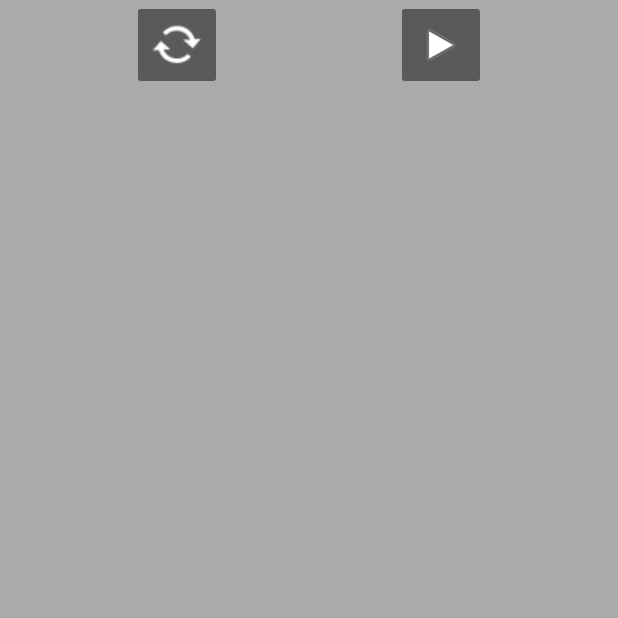
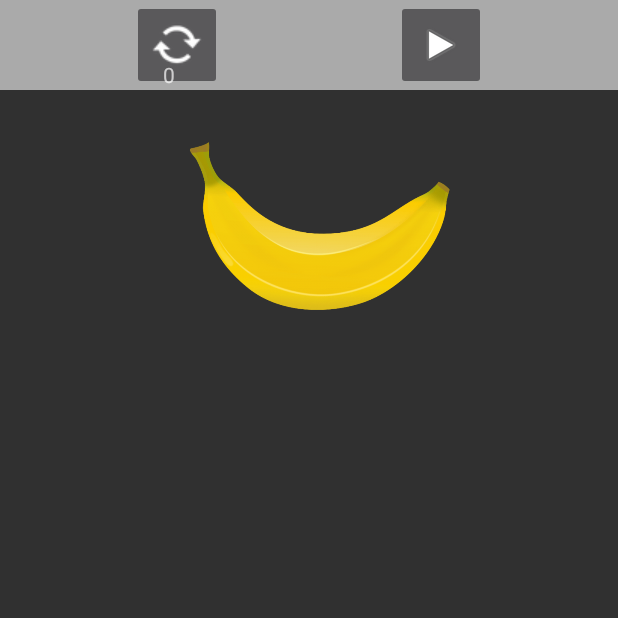
Before and after one commit to boraaltinok/30DayBelly, an Android app: the SelectedDaysProgram screen opened directly, with no data from a screen before it, on a phone screen of 412 x 824 dp, the top half of it. Run offline under Robolectric (Android 15) with nearby library versions, the phone set to English and light mode, and no system bars; 5 statements that could not run were skipped.

Commit message:
bora / exercise countdowns **fixed bug : counter seperation **added : transparent countdowns **added : countdown pause / start

```diff
--- a/app/src/main/java/com/example/a30daybellytransformation/Day.java
+++ b/app/src/main/java/com/example/a30daybellytransformation/Day.java
@@ -12,6 +12,7 @@ public class Day {
     int day_of_month;
     int default_volume;
     int selected_exercise_volume;
+    boolean dayDone;
 
 
     String[] tier1 = {"jump squats", "squats", "vertical jumps", "mountain climbers", "burpees" };
@@ -23,7 +24,6 @@ public class Day {
     //array to store tier1 exercises images or animations in order EX: {R.drawable.img_jumpSquats, R.drawable.img_squats ...}
 
     ArrayList<Exercise> exerciseProgramList = new ArrayList<Exercise>();
-
 
     @RequiresApi(api = Build.VERSION_CODES.KITKAT)
     public Day(int day_of_month, int default_volume) {
@@ -37,6 +37,7 @@ public class Day {
         this.default_volume = default_volume;
         calculateTotalVolume(day_of_month); // calculates todays volume depending on day_of_month
         createProgram(tiers);
+        dayDone = false;
 
 
 
--- a/app/src/main/java/com/example/a30daybellytransformation/MainActivity.java
+++ b/app/src/main/java/com/example/a30daybellytransformation/MainActivity.java
@@ -8,6 +8,8 @@ import android.content.SharedPreferences;
 import android.os.Build;
 import android.os.Bundle;
 import android.view.View;
+import android.view.animation.Animation;
+import android.view.animation.AnimationUtils;
 import android.widget.Button;
 import android.widget.EditText;
 import android.widget.TextView;
@@ -40,6 +42,9 @@ public class MainActivity extends AppCompatActivity {
         et_programView = (TextView) findViewById(R.id.et_programView);
         btn_nextPage = (Button)findViewById(R.id.btn_nextPage);
 
+        Animation animation = AnimationUtils.loadAnimation(getApplicationContext(), R.anim.fade_in);
+        et_name.setAnimation(animation);
+        et_fitnessLevel.setAnimation(animation);
         loadData();
         showProgram();
 
--- a/app/src/main/java/com/example/a30daybellytransformation/User.java
+++ b/app/src/main/java/com/example/a30daybellytransformation/User.java
@@ -15,6 +15,7 @@ public class User {
     int fitness_level; // 1 = low 2 = average 3 = high
     ArrayList<Day> month = new ArrayList<Day>();
     int default_volume;
+    int shuffles;
 
     public User()
     {
@@ -27,10 +28,11 @@ public class User {
         // TODO Auto-generated constructor stub
         this.name = name;
         this.fitness_level = fitness_level;
+        shuffles = 2;
 
         if(fitness_level == 1)
         {
-            default_volume = 200;
+            default_volume = 100;
             for(int i = 1; i < 31; i++)
             {
                 Day day = new Day(i, default_volume);
@@ -66,6 +68,15 @@ public class User {
         }
     }
 
+    public int getShuffles()
+    {
+        return shuffles;
+    }
+
+    public void setShuffles(int shuf)
+    {
+        shuffles = shuf;
+    }
     public String getName()
     {
         return this.name;
--- a/app/src/main/java/com/example/a30daybellytransformation/program_main.java
+++ b/app/src/main/java/com/example/a30daybellytransformation/program_main.java
@@ -6,6 +6,8 @@ import androidx.recyclerview.widget.RecyclerView;
 
 import android.content.SharedPreferences;
 import android.os.Bundle;
+import android.view.animation.Animation;
+import android.view.animation.AnimationUtils;
 import android.widget.Toast;
 
 import com.google.gson.Gson;
@@ -31,6 +33,9 @@ public class program_main extends AppCompatActivity {
         myAdapter = new MyAdapter(this, user);
         recyclerView.setAdapter(myAdapter);
         recyclerView.setLayoutManager(new LinearLayoutManager(this));
+
+        Animation animation = AnimationUtils.loadAnimation(getApplicationContext(), R.anim.fade_in);
+        recyclerView.setAnimation(animation);
 
     }
 
--- /dev/null
+++ b/app/src/main/res/anim/fade_in.xml
@@ -0,0 +1,10 @@
+<?xml version="1.0" encoding="utf-8"?>
+<set xmlns:android="http://schemas.android.com/apk/res/android"
+    android:interpolator = "@android:anim/accelerate_interpolator"
+    android:duration="2000">
+
+    <alpha
+        android:fromAlpha="0.0"
+        android:toAlpha="1.0"/>
+
+</set>
--- a/app/src/main/res/layout/activity_selected_days_program.xml
+++ b/app/src/main/res/layout/activity_selected_days_program.xml
@@ -4,40 +4,39 @@
     xmlns:tools="http://schemas.android.com/tools"
     android:layout_width="match_parent"
     android:layout_height="match_parent"
-    tools:context=".SelectedDaysProgram"
-    >
+    tools:context=".SelectedDaysProgram">
 
     <androidx.recyclerview.widget.RecyclerView
         android:id="@+id/exercise_recycler_view"
-        android:layout_width="match_parent"
-        android:layout_height="0dp"
+        android:layout_width="0dp"
+        android:layout_height="566dp"
         android:background="@android:color/darker_gray"
         app:layout_constraintBottom_toBottomOf="parent"
-        app:layout_constraintLeft_toLeftOf="parent"
-        app:layout_constraintRight_toRightOf="parent"
-        app:layout_constraintTop_toBottomOf="@id/constraintLayoutForButtons" />
+        app:layout_constraintEnd_toEndOf="parent"
+        app:layout_constraintStart_toStartOf="parent" />
 
     <androidx.constraintlayout.widget.ConstraintLayout
         android:id="@+id/constraintLayoutForButtons"
-        android:background="@android:color/darker_gray"
         android:layout_width="match_parent"
         android:layout_height="wrap_content"
-        app:layout_constraintBottom_toTopOf="@id/exercise_recycler_view"
+        android:background="@android:color/darker_gray"
+        app:layout_constraintBottom_toTopOf="@+id/imageView3"
+        app:layout_constraintEnd_toEndOf="parent"
         app:layout_constraintHorizontal_bias="0.0"
-        app:layout_constraintLeft_toLeftOf="parent"
-        app:layout_constraintRight_toRightOf="parent"
-        app:layout_constraintTop_toTopOf="parent">
+        app:layout_constraintStart_toStartOf="parent"
+        app:layout_constraintTop_toTopOf="parent"
+        app:layout_constraintVertical_bias="0.0">
 
         <ImageButton
             android:id="@+id/btn_shuffle"
             android:layout_width="60dp"
             android:layout_height="60dp"
             android:scaleType="fitCenter"
-            app:layout_constraintTop_toTopOf="parent"
             app:layout_constraintBottom_toBottomOf="parent"
+            app:layout_constraintHorizontal_bias="0.25"
             app:layout_constraintLeft_toLeftOf="parent"
             app:layout_constraintRight_toRightOf="parent"
-            app:layout_constraintHorizontal_bias="0.25"
+            app:layout_constraintTop_toTopOf="parent"
             app:srcCompat="@android:drawable/stat_notify_sync_noanim" />
 
         <ImageButton
@@ -45,25 +44,61 @@
             android:layout_width="60dp"
             android:layout_height="60dp"
             app:layout_constraintBottom_toBottomOf="parent"
-            app:layout_constraintTop_toTopOf="parent"
+            app:layout_constraintHorizontal_bias="0.75"
             app:layout_constraintLeft_toLeftOf="parent"
             app:layout_constraintRight_toRightOf="parent"
-            app:layout_constraintHorizontal_bias="0.75"
+            app:layout_constraintTop_toTopOf="parent"
             app:srcCompat="@android:drawable/ic_media_play" />
 
         <ImageButton
             android:id="@+id/btn_pause"
             android:layout_width="60dp"
             android:layout_height="60dp"
+            android:layout_marginEnd="68dp"
+            android:layout_marginRight="68dp"
             android:scaleType="fitCenter"
             app:layout_constraintBottom_toBottomOf="parent"
+            app:layout_constraintEnd_toStartOf="@+id/imageView"
             app:layout_constraintHorizontal_bias="0.75"
             app:layout_constraintLeft_toLeftOf="parent"
             app:layout_constraintRight_toRightOf="parent"
-            app:srcCompat="@android:drawable/ic_media_pause"
-            app:layout_constraintTop_toTopOf="parent" />
+            app:layout_constraintTop_toTopOf="parent"
+            app:layout_constraintVertical_bias="0.0"
+            app:srcCompat="@android:drawable/ic_media_pause" />
+
+        <TextView
+            android:id="@+id/tv_shuffleCount"
+            android:layout_width="39dp"
+            android:layout_height="20dp"
+            app:layout_constraintBottom_toBottomOf="parent"
+            app:layout_constraintEnd_toEndOf="@+id/btn_shuffle"
+            app:layout_constraintHorizontal_bias="1.0"
+            app:layout_constraintStart_toStartOf="@+id/btn_shuffle"
+            app:layout_constraintTop_toTopOf="parent"
+            app:layout_constraintVertical_bias="1.0" />
+
+        <ImageView
+            android:id="@+id/img_dayDone"
+            android:layout_width="wrap_content"
+            android:layout_height="wrap_content"
+            app:layout_constraintBottom_toBottomOf="parent"
+            app:layout_constraintEnd_toEndOf="parent"
+            app:layout_constraintTop_toTopOf="parent"
+            app:layout_constraintVertical_bias="0.609"
+            app:srcCompat="@android:drawable/checkbox_on_background" />
 
 
     </androidx.constraintlayout.widget.ConstraintLayout>
 
+    <ImageView
+        android:id="@+id/img_currentExercise"
+        android:layout_width="0dp"
+        android:layout_height="0dp"
+        android:layout_marginTop="4dp"
+        app:layout_constraintBottom_toTopOf="@+id/exercise_recycler_view"
+        app:layout_constraintEnd_toEndOf="parent"
+        app:layout_constraintStart_toStartOf="parent"
+        app:layout_constraintTop_toBottomOf="@+id/constraintLayoutForButtons"
+        app:srcCompat="@drawable/banana_img" />
+
 </androidx.constraintlayout.widget.ConstraintLayout>
--- a/app/src/main/res/values/colors.xml
+++ b/app/src/main/res/values/colors.xml
@@ -6,5 +6,6 @@
     <color name="card_view_primary">#FF8E85</color>
     <color name="card_view_secondary">#D52C1E</color>
     <color name="countdown_progress_color">#FF8E85</color>
-
+    <color name="progress_background_color">#FDFCFC</color>
+    <color name="progress_color">#E8E2E2</color>
 </resources>
```
Also changed, not shown: app/src/main/java/com/example/a30daybellytransformation/Exercise.java (+15 -0 lines), app/src/main/java/com/example/a30daybellytransformation/MyAdapter.java (+7 -2 lines), app/src/main/java/com/example/a30daybellytransformation/SelectedDaysProgram.java (+171 -28 lines), app/src/main/java/com/example/a30daybellytransformation/selected_day_adapter.java (+20 -27 lines), app/src/main/res/drawable/circle.xml (added, +24 -0 lines), app/src/main/res/layout/my_exercise_row.xml (+19 -35 lines), app/src/main/res/layout/my_row.xml (+10 -1 lines).
